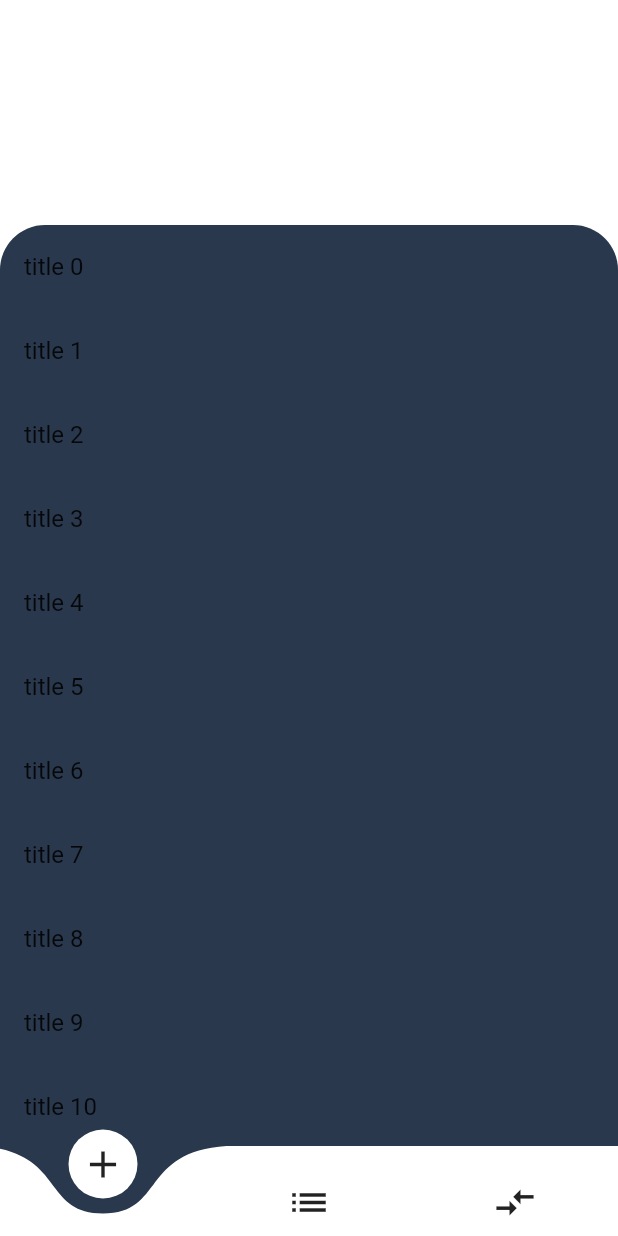
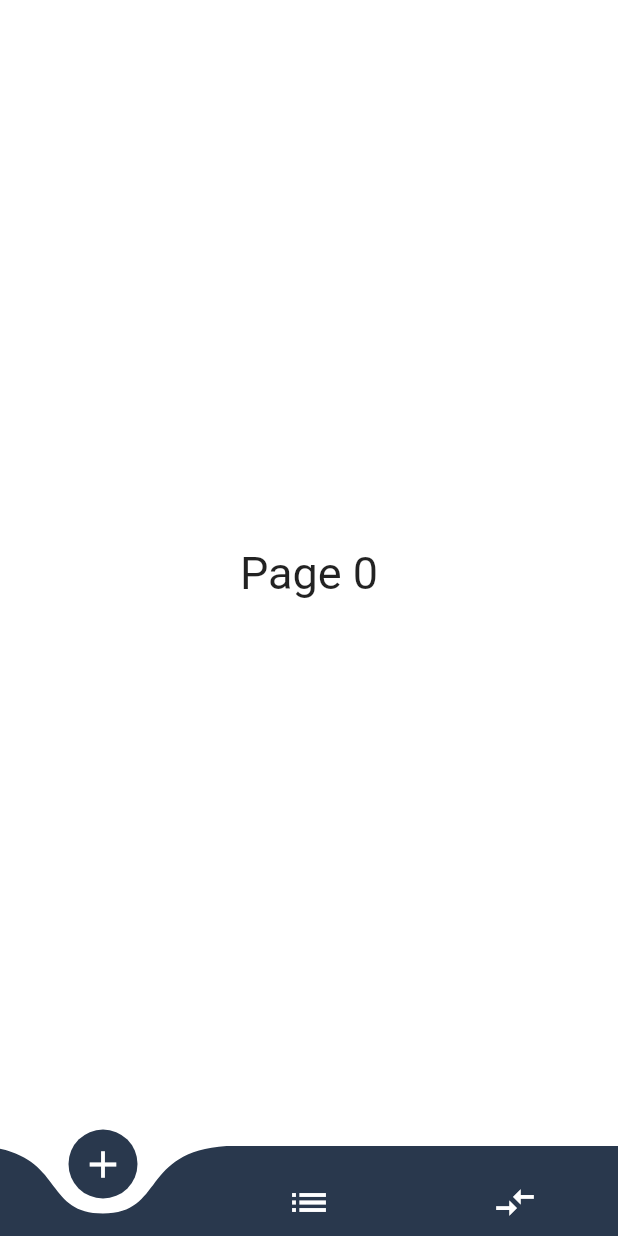
Before and after one commit to aexces/mong, a Flutter app: the screen it shows after launch, on a phone screen of 412 x 824 dp. Run offline on Flutter 3.47's test engine with Material 2 defaults, Android fonts, the phone set to English and light mode, and no system bars; drawn by our look-alikes of curved_navigation_bar; our stand-ins replace auto_route, bloc, flutter_bloc, freezed_annotation, get_it, injectable.

Commit message:
transition completed

```diff
--- a/lib/presentation/pages/main/main_page.dart
+++ b/lib/presentation/pages/main/main_page.dart
@@ -1,28 +1,22 @@
 import 'package:curved_navigation_bar/curved_navigation_bar.dart';
 import 'package:flutter/material.dart';
+import 'package:flutter_bloc/flutter_bloc.dart';
+import 'package:mong/application/main/main_bloc.dart';
 import 'package:mong/core/colors.dart';
 import 'package:mong/presentation/pages/main/widgets/body.dart';
+import 'package:mong/presentation/pages/main/widgets/curved_bar.dart';
 
 class MainPage extends StatelessWidget {
   const MainPage({Key? key}) : super(key: key);
 
   @override
   Widget build(BuildContext context) {
-    return Scaffold(
-      body: const Body(),
+    return const Scaffold(
+      body: SafeArea(
+        child: Body(),
+      ),
       //fin
-      bottomNavigationBar: CurvedNavigationBar(
-        height: 60,
-        backgroundColor: kPrimaryColor,
-        items: const [
-          Icon(Icons.add, size: 30),
-          Icon(Icons.list, size: 30),
-          Icon(Icons.compare_arrows, size: 30),
-        ],
-        onTap: (index) {
-          print(index.toString());
-        },
-      ),
+      bottomNavigationBar: CurvedBar(),
     );
   }
 }
--- a/lib/presentation/pages/main/widgets/body.dart
+++ b/lib/presentation/pages/main/widgets/body.dart
@@ -1,6 +1,7 @@
 import 'package:flutter/material.dart';
-import 'package:mong/core/constants.dart';
+import 'package:flutter_bloc/flutter_bloc.dart';
 
+import '../../../../application/main/main_bloc.dart';
 import '../../../../core/colors.dart';
 
 class Body extends StatelessWidget {
@@ -9,39 +10,25 @@ class Body extends StatelessWidget {
   @override
   Widget build(BuildContext context) {
     return PageView.builder(
-      itemCount: 1,
+      itemCount: 3,
+      onPageChanged: (index) {
+        context.read<MainBloc>().add(
+              MainEvent.bottomNavigationIndexUpdated(index),
+            );
+      },
       itemBuilder: (context, index) {
         return Container(
           width: double.maxFinite,
           height: double.maxFinite,
           color: kWhiteColor,
-          child: SingleChildScrollView(
-            child: Column(
-              children: [
-                Container(
-                  height: 150,
-                  width: double.infinity,
-                  color: kWhiteColor,
-                ),
-                Container(
-                  decoration: const BoxDecoration(
-                    borderRadius: kRadiusTL30TR30,
-                    color: kPrimaryColor,
-                  ),
-                  child: ListView.builder(
-                    itemCount: 100,
-                    physics: const NeverScrollableScrollPhysics(),
-                    shrinkWrap: true,
-                    itemBuilder: (BuildContext context, int index) {
-                      return ListTile(
-                        title: Text(
-                          "title $index",
-                        ),
-                      );
-                    },
-                  ),
-                ),
-              ],
+          child: Center(
+            child: BlocBuilder<MainBloc, MainState>(
+              builder: (context, state) {
+                return Text(
+                  "Page ${state.bottomNavigationIndex}",
+                  style: const TextStyle(fontSize: 30),
+                );
+              },
             ),
           ),
         );
--- /dev/null
+++ b/lib/presentation/pages/main/widgets/curved_bar.dart
@@ -0,0 +1,32 @@
+import 'package:curved_navigation_bar/curved_navigation_bar.dart';
+import 'package:flutter/material.dart';
+import 'package:flutter_bloc/flutter_bloc.dart';
+import 'package:mong/presentation/pages/main/widgets/lists.dart';
+
+import '../../../../application/main/main_bloc.dart';
+import '../../../../core/colors.dart';
+
+class CurvedBar extends StatelessWidget {
+  const CurvedBar({Key? key}) : super(key: key);
+
+  @override
+  Widget build(BuildContext context) {
+    return BlocBuilder<MainBloc, MainState>(
+      builder: (context, state) {
+        return CurvedNavigationBar(
+          height: 60,
+          color: kPrimaryColor,
+          index: state.bottomNavigationIndex,
+          backgroundColor: kWhiteColor,
+          buttonBackgroundColor: kPrimaryColor,
+          items: iconsList,
+          onTap: (index) {
+            context.read<MainBloc>().add(
+                  MainEvent.bottomNavigationIndexUpdated(index),
+                );
+          },
+        );
+      },
+    );
+  }
+}
--- /dev/null
+++ b/lib/presentation/pages/main/widgets/lists.dart
@@ -0,0 +1,21 @@
+import 'package:flutter/material.dart';
+
+import '../../../../core/colors.dart';
+
+const List<Widget> iconsList = [
+  Icon(
+    Icons.add,
+    size: 30,
+    color: kWhiteColor,
+  ),
+  Icon(
+    Icons.list,
+    size: 30,
+    color: kWhiteColor,
+  ),
+  Icon(
+    Icons.compare_arrows,
+    size: 30,
+    color: kWhiteColor,
+  ),
+];
```
